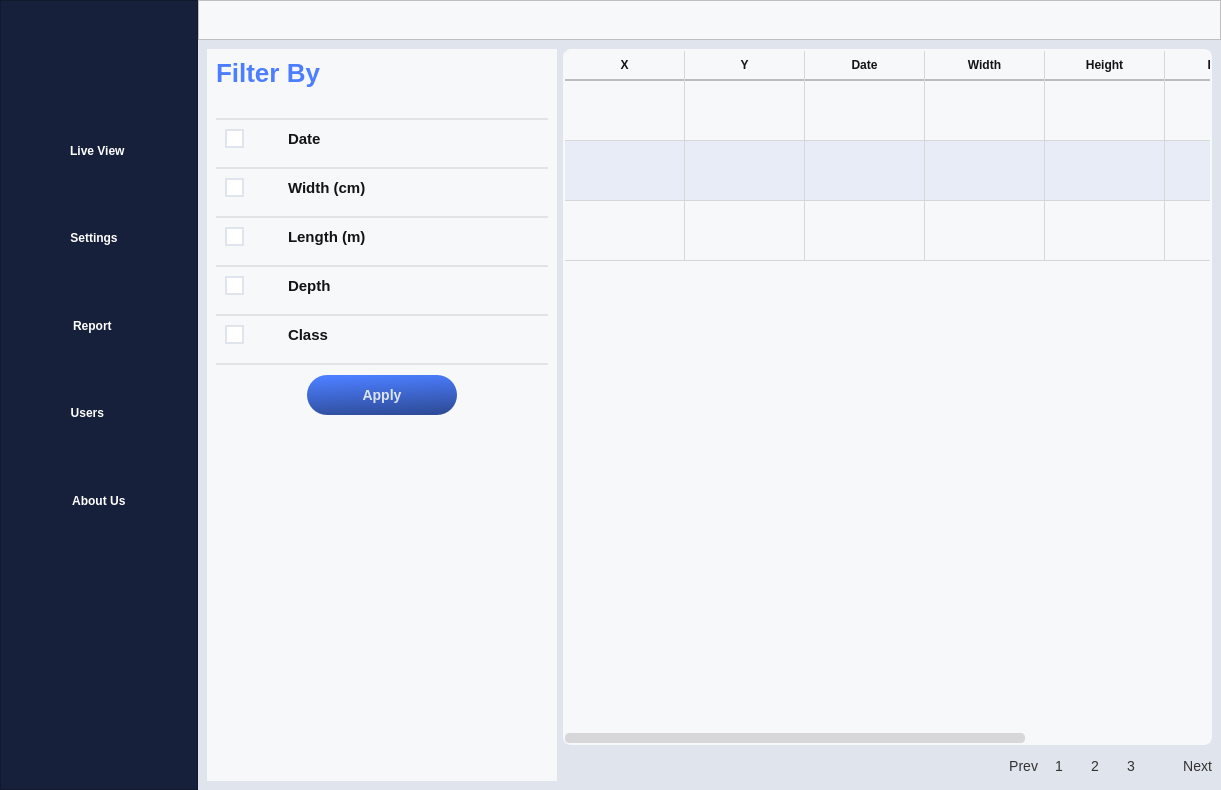
Before: the Qt Designer form UIFiles/main_UI.ui in DORSA-co/MSC_Conveyor, drawn with Qt 5.
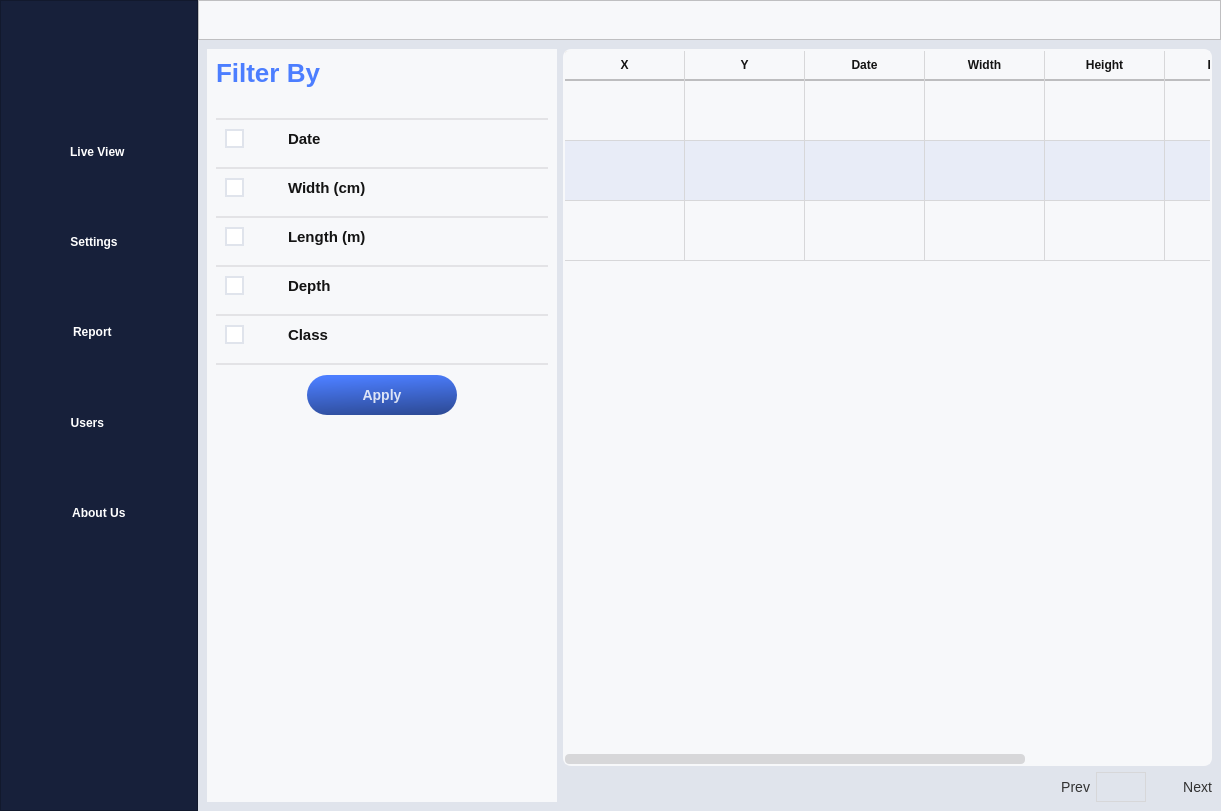
After: the same form once the commit is applied. The open tabs and pages were chosen to show the change. Icons and pictures are not drawn. Custom widgets are drawn as their Qt base class.

Commit message: pages navigation button added

```diff
--- a/UIFiles/main_UI.ui
+++ b/UIFiles/main_UI.ui
@@ -7,7 +7,7 @@
     <x>0</x>
     <y>0</y>
     <width>1221</width>
-    <height>790</height>
+    <height>811</height>
    </rect>
   </property>
   <property name="windowTitle">
@@ -4233,129 +4233,25 @@
                </widget>
               </item>
               <item>
-               <widget class="QPushButton" name="report_first_page_btn">
-                <property name="cursor">
-                 <cursorShape>PointingHandCursor</cursorShape>
+               <widget class="QFrame" name="pages_navigation_frame">
+                <property name="minimumSize">
+                 <size>
+                  <width>50</width>
+                  <height>0</height>
+                 </size>
                 </property>
                 <property name="styleSheet">
-                 <string notr="true">#report_first_page_btn
-{
-	border: 0px solid gray;
-	font-size: 14px;
-	color: rgb(50, 50, 50);
-	min-width: 30;
-	max-width: 30;
-	min-height:30;
-	max-height: 30;
-}
-
-#report_first_page_btn:disabled
-{
-	color: rgba(120, 120, 120, 255);
-}
-
-#report_first_page_btn:hover
-{
-	font-weight: bold;
-	background-color: rgba(247, 248, 250, 100);
-	border-radius: 8px;
-}
-
-#report_first_page_btn:pressed
-{
-	font-weight: bold;
-	background-color: rgba(247, 248, 250, 100);
-	border-radius: 8px;
-}
-</string>
+                 <string notr="true">#pages_navigation_frame{
+	background-color:transparent;
+}</string>
                 </property>
-                <property name="text">
-                 <string>1</string>
+                <property name="frameShape">
+                 <enum>QFrame::StyledPanel</enum>
                 </property>
-               </widget>
-              </item>
-              <item>
-               <widget class="QPushButton" name="report_second_page_btn">
-                <property name="cursor">
-                 <cursorShape>PointingHandCursor</cursorShape>
+                <property name="frameShadow">
+                 <enum>QFrame::Raised</enum>
                 </property>
-                <property name="styleSheet">
-                 <string notr="true">#report_second_page_btn
-{
-	border: 0px solid gray;
-	font-size: 14px;
-	color: rgb(50, 50, 50);
-	min-width: 30;
-	max-width: 30;
-	min-height:30;
-	max-height: 30;
-}
-
-#report_second_page_btn:disabled
-{
-	color: rgba(120, 120, 120, 255);
-}
-
-#report_second_page_btn:hover
-{
-	font-weight: bold;
-	background-color: rgba(247, 248, 250, 100);
-	border-radius: 8px;
-}
-
-#report_second_page_btn:pressed
-{
-	font-weight: bold;
-	background-color: rgba(247, 248, 250, 100);
-	border-radius: 8px;
-}
-</string>
-                </property>
-                <property name="text">
-                 <string>2</string>
-                </property>
-               </widget>
-              </item>
-              <item>
-               <widget class="QPushButton" name="report_third_page_btn">
-                <property name="cursor">
-                 <cursorShape>PointingHandCursor</cursorShape>
-                </property>
-                <property name="styleSheet">
-                 <string notr="true">#report_third_page_btn
-{
-	border: 0px solid gray;
-	font-size: 14px;
-	color: rgb(50, 50, 50);
-	min-width: 30;
-	max-width: 30;
-	min-height:30;
-	max-height: 30;
-}
-
-#report_third_page_btn:disabled
-{
-	color: rgba(120, 120, 120, 255);
-}
-
-#report_third_page_btn:hover
-{
-	font-weight: bold;
-	background-color: rgba(247, 248, 250, 100);
-	border-radius: 8px;
-}
-
-#report_third_page_btn:pressed
-{
-	font-weight: bold;
-	background-color: rgba(247, 248, 250, 100);
-	border-radius: 8px;
-}
-</string>
-                </property>
-                <property name="text">
-                 <string>3</string>
-                </property>
+                <layout class="QHBoxLayout" name="horizontalLayout_36"/>
                </widget>
               </item>
               <item>
```
Left out of the diff: 16 changed lines with no effect on the pictures. The commit also changes 40 other files.
